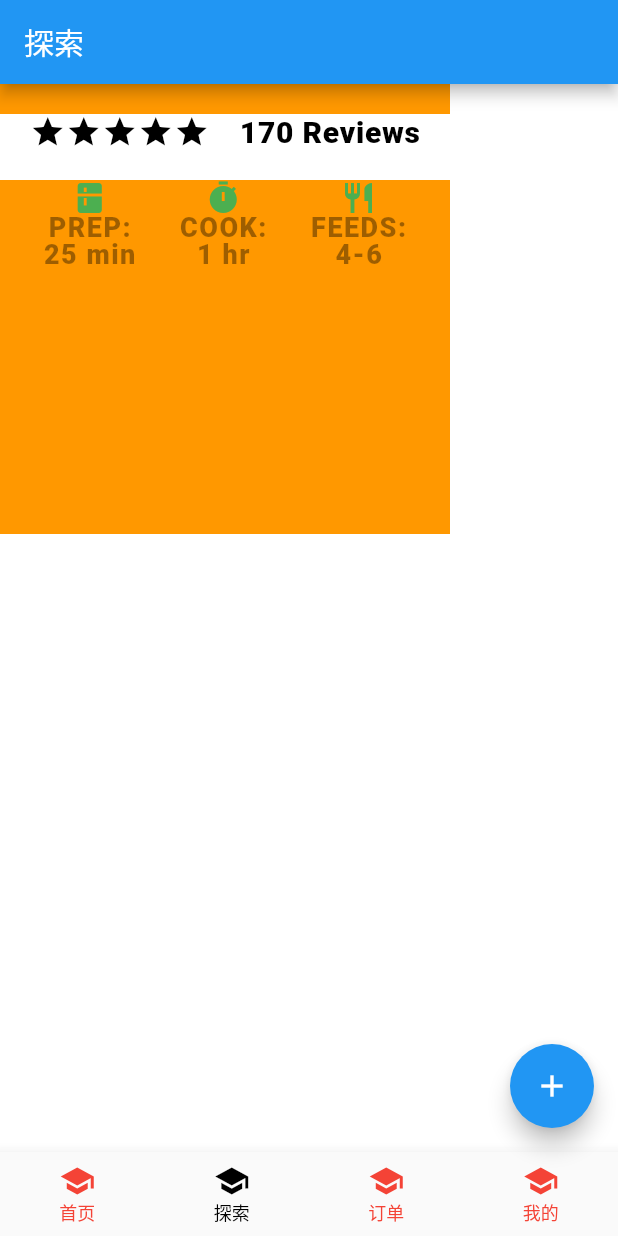
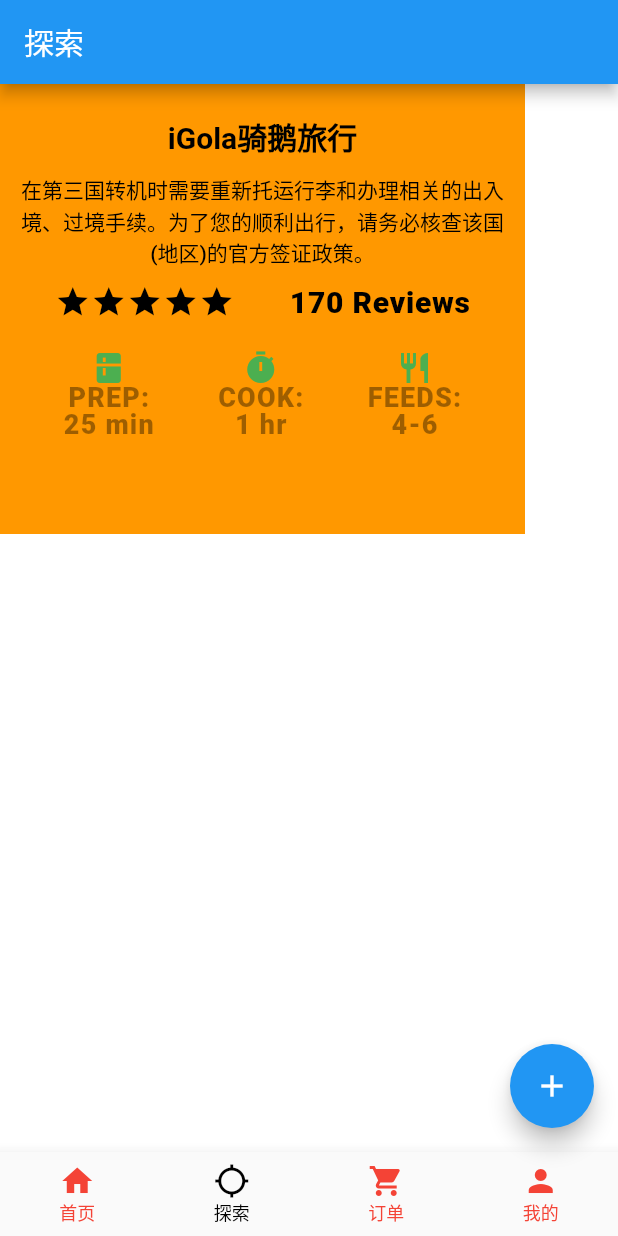
Before and after one commit to JansenGuan/LearnFlutter, a Flutter app: the screen it shows after launch, item 2 of the bottom bar chosen, on a phone screen of 412 x 824 dp. Run offline on Flutter 3.47's test engine with Material 2 defaults, Android fonts, the phone set to English and light mode, and no system bars.

Commit message:
column and row in CategoryPage

```diff
--- a/lib/Category/Category.dart
+++ b/lib/Category/Category.dart
@@ -18,19 +18,74 @@
       body: new Container(
         padding: EdgeInsets.fromLTRB(0, 20, 0, 0),
         height: 300,
-        width: 300,
+        width: 350,
         color: Colors.orange[500],
         child: new Column(
           children: <Widget>[
+            new _MainTitle(),
+
             new Container(
-              // margin: EdgeInsets.fromLTRB(0, 10, 0, 30),
-              color: Colors.white,
+              padding: EdgeInsets.all(10),
+              child: new _SubTitleWidget(),
+            ),
+
+            new Container(
               padding: EdgeInsets.fromLTRB(0, 0, 0, 20),
-              child: new Row(
+              child: _StartsWidget(),
+            ),
+
+
+            new _COOKState()
+          ],
+        ),
+      )
+    );
+  }
+}
+
+class _SubTitleWidget extends StatelessWidget{
+  @override
+  Widget build(BuildContext context) {
+    // TODO: implement build
+    return new Text(
+      '在第三国转机时需要重新托运行李和办理相关的出入境、过境手续。为了您的顺利出行，请务必核查该国(地区)的官方签证政策。',
+      softWrap: true,
+      overflow: TextOverflow.clip,
+      textAlign: TextAlign.center,
+      style: new TextStyle(
+        color: Colors.black,
+        fontSize: 14,
+        fontWeight: FontWeight.w500,
+      ),
+    );
+  }
+}
+
+class _MainTitle extends StatelessWidget{
+  @override
+  Widget build(BuildContext context) {
+    // TODO: implement build
+    return new Text(
+      'iGola骑鹅旅行',
+      style: new TextStyle(
+        color: Colors.black,
+        fontSize: 20,
+        fontWeight: FontWeight.w700,
+      ),
+    );
+  }
+}
+
+
+class _StartsWidget extends StatelessWidget{
+  @override
+  Widget build(BuildContext context) {
+    return new Row(
     mainAxisAlignment: MainAxisAlignment.spaceEvenly,
     children: <Widget>[
       // 星星
       new Row(
+        mainAxisAlignment: MainAxisAlignment.end,
         mainAxisSize: MainAxisSize.min,
         children: <Widget>[
           Icon(Icons.star, color: Colors.black),
@@ -50,17 +105,8 @@
           letterSpacing: 0.5,
           fontSize: 20
         ),
-
       )
     ],
-              ),
-            ),
-
-
-            new _COOKState()
-          ],
-        ),
-      )
     );
   }
 }
@@ -75,7 +121,7 @@
     fontSize: 18,
     fontFamily: 'Roboto',
     height: 1,
-    letterSpacing: 1
+    letterSpacing: 0.8
   );
 
   @override
--- a/lib/Home/HomePage.dart
+++ b/lib/Home/HomePage.dart
@@ -35,8 +35,8 @@
       ),
 
       body: new Container(
-        height: 200,
-        width: 200,
+        height: 2000,
+        width: MediaQuery.of(context).size.width,
         color: Colors.orange,
         alignment: Alignment.center,
         child: GestureDetector(
--- a/lib/main.dart
+++ b/lib/main.dart
@@ -20,7 +20,6 @@
       home: MyHomePage(title: 'Flutter Demo Home Page'),
       routes: {
         '/home': (context) => new HomePage(),
-
       },
     );
   }
@@ -37,11 +36,10 @@
 }
 
 class _MyHomePageState extends State<MyHomePage> {
-
   List<Widget> childPages = [];
 
-  int _counter = 0;
-  int _index = 0;
+  var _counter = 0;
+  var _index = 0;
   void _incrementCounter() {
     setState(() {
       _counter++;
@@ -80,10 +78,10 @@
     return Scaffold(
       bottomNavigationBar: BottomNavigationBar(
         items: [
-          BottomNavigationBarItem(icon: Icon(Icons.school), title: Text('首页')),
-          BottomNavigationBarItem(icon: Icon(Icons.school), title: Text('探索')),
-          BottomNavigationBarItem(icon: Icon(Icons.school), title: Text('订单')),
-          BottomNavigationBarItem(icon: Icon(Icons.school), title: Text('我的'))
+          BottomNavigationBarItem(icon: Icon(Icons.home), title: Text('首页')),
+          BottomNavigationBarItem(icon: Icon(Icons.location_searching), title: Text('探索')),
+          BottomNavigationBarItem(icon: Icon(Icons.shopping_cart), title: Text('订单')),
+          BottomNavigationBarItem(icon: Icon(Icons.person), title: Text('我的'))
         ],
         currentIndex: _index,
         fixedColor: Colors.black,
@@ -104,34 +102,3 @@
     );
   }
 }
-
-
-
-
-
-/*
-      Center(
-
-        child: Column(
-          mainAxisAlignment: MainAxisAlignment.center,
-
-          children: <Widget>[
-            Text(
-
-              'You have pushed the button this many times:',
-              style: new TextStyle(
-                fontSize: 15,
-                color: Colors.red
-              ),
-            ),
-
-            Text(
-
-              '$_counter',
-              style: Theme.of(context).textTheme.display1,
-            ),
-
-          ],
-        ),
-      )
-      */
```
Lines whose indentation alone changed are shown as unchanged.
